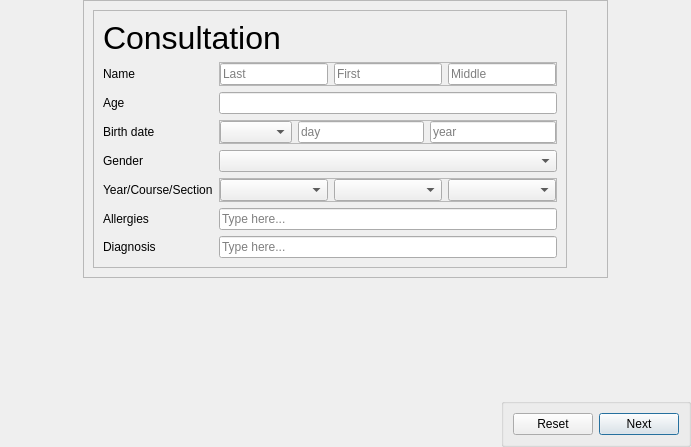
Qt form Screens/mainWindow.ui (venice2003/IV) before a commit.
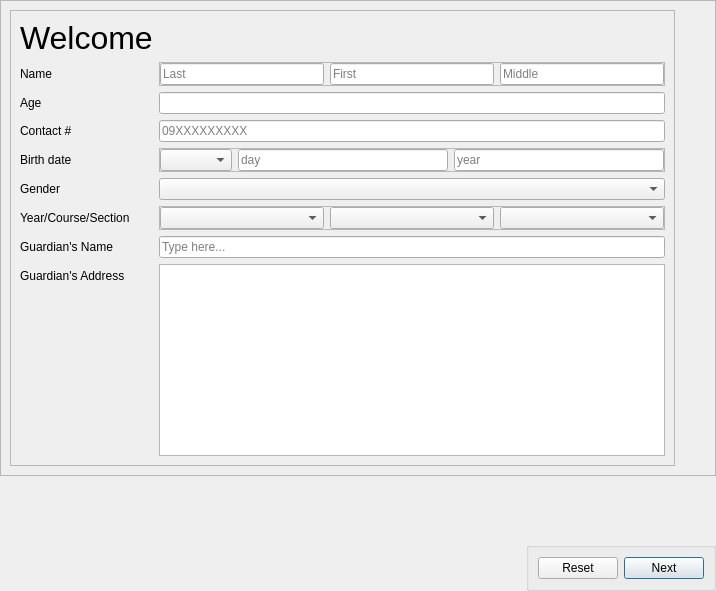
The same form after that commit. Icons and pictures are not drawn.

Commit message: form complete with functionalities

The edit to the form file:
```diff
--- a/Screens/mainWindow.ui
+++ b/Screens/mainWindow.ui
@@ -12,8 +12,8 @@
    <rect>
     <x>0</x>
     <y>0</y>
-    <width>691</width>
-    <height>447</height>
+    <width>716</width>
+    <height>591</height>
    </rect>
   </property>
   <property name="sizePolicy">
@@ -56,7 +56,7 @@
    <property name="bottomMargin">
     <number>0</number>
    </property>
-   <item alignment="Qt::AlignHCenter|Qt::AlignVCenter">
+   <item>
     <widget class="QFrame" name="Wrapper">
      <property name="sizePolicy">
       <sizepolicy hsizetype="Minimum" vsizetype="Minimum">
@@ -71,8 +71,8 @@
       <enum>QFrame::Raised</enum>
      </property>
      <layout class="QHBoxLayout" name="horizontalLayout">
-      <item alignment="Qt::AlignHCenter|Qt::AlignVCenter">
-       <widget class="QFrame" name="Forms">
+      <item>
+       <widget class="QFrame" name="welcomeForm">
         <property name="frameShape">
          <enum>QFrame::StyledPanel</enum>
         </property>
@@ -80,21 +80,6 @@
          <enum>QFrame::Raised</enum>
         </property>
         <layout class="QFormLayout" name="formLayout">
-         <item row="2" column="0" colspan="2">
-          <widget class="QLabel" name="titleText">
-           <property name="font">
-            <font>
-             <pointsize>24</pointsize>
-            </font>
-           </property>
-           <property name="text">
-            <string>Consultation</string>
-           </property>
-           <property name="wordWrap">
-            <bool>true</bool>
-           </property>
-          </widget>
-         </item>
          <item row="4" column="0">
           <widget class="QLabel" name="nameLabel">
            <property name="text">
@@ -163,14 +148,14 @@
          <item row="5" column="1">
           <widget class="QLineEdit" name="lineEdit_4"/>
          </item>
-         <item row="6" column="0">
+         <item row="7" column="0">
           <widget class="QLabel" name="birthDateLabel">
            <property name="text">
             <string>Birth date</string>
            </property>
           </widget>
          </item>
-         <item row="6" column="1">
+         <item row="7" column="1">
           <widget class="QFrame" name="birthDateTextBox">
            <property name="enabled">
             <bool>true</bool>
@@ -233,14 +218,14 @@
            </layout>
           </widget>
          </item>
-         <item row="7" column="0">
+         <item row="8" column="0">
           <widget class="QLabel" name="genderLabel">
            <property name="text">
             <string>Gender</string>
            </property>
           </widget>
          </item>
-         <item row="7" column="1">
+         <item row="8" column="1">
           <widget class="QComboBox" name="genderTextBox">
            <property name="mouseTracking">
             <bool>false</bool>
@@ -259,14 +244,14 @@
            </property>
           </widget>
          </item>
-         <item row="8" column="0">
-          <widget class="QLabel" name="label_4">
+         <item row="9" column="0">
+          <widget class="QLabel" name="yearCourseSection">
            <property name="text">
             <string>Year/Course/Section</string>
            </property>
           </widget>
          </item>
-         <item row="8" column="1">
+         <item row="9" column="1">
           <widget class="QFrame" name="frame_2">
            <property name="frameShape">
             <enum>QFrame::StyledPanel</enum>
@@ -299,31 +284,56 @@
            </layout>
           </widget>
          </item>
-         <item row="9" column="0">
-          <widget class="QLabel" name="label_5">
-           <property name="text">
-            <string>Allergies</string>
-           </property>
-          </widget>
-         </item>
-         <item row="9" column="1">
-          <widget class="QLineEdit" name="lineEdit_10">
-           <property name="placeholderText">
-            <string>Type here...</string>
-           </property>
-          </widget>
-         </item>
          <item row="10" column="0">
           <widget class="QLabel" name="label_6">
            <property name="text">
-            <string>Diagnosis</string>
+            <string>Guardian's Name</string>
            </property>
           </widget>
          </item>
          <item row="10" column="1">
+          <widget class="QLineEdit" name="gNameTextBox">
+           <property name="placeholderText">
+            <string>Type here...</string>
+           </property>
+          </widget>
+         </item>
+         <item row="11" column="0">
+          <widget class="QLabel" name="gAddressLabel">
+           <property name="text">
+            <string>Guardian's Address</string>
+           </property>
+          </widget>
+         </item>
+         <item row="6" column="1">
           <widget class="QLineEdit" name="lineEdit">
            <property name="placeholderText">
-            <string>Type here...</string>
+            <string>09XXXXXXXXX</string>
+           </property>
+          </widget>
+         </item>
+         <item row="6" column="0">
+          <widget class="QLabel" name="label">
+           <property name="text">
+            <string>Contact #</string>
+           </property>
+          </widget>
+         </item>
+         <item row="11" column="1">
+          <widget class="QTextEdit" name="textEdit"/>
+         </item>
+         <item row="2" column="0">
+          <widget class="QLabel" name="titleText">
+           <property name="font">
+            <font>
+             <pointsize>24</pointsize>
+            </font>
+           </property>
+           <property name="text">
+            <string>Welcome</string>
+           </property>
+           <property name="wordWrap">
+            <bool>true</bool>
            </property>
           </widget>
          </item>
```
Left out of the diff: 8 changed lines with no effect on the pictures. The commit also changes 9 other files.
